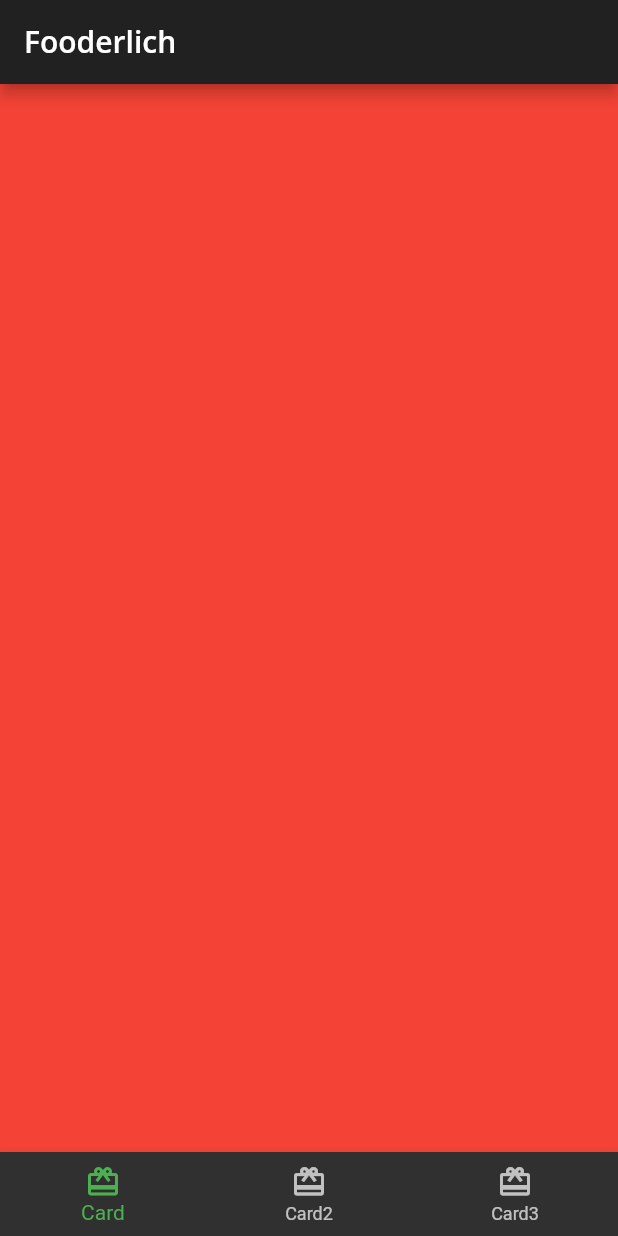
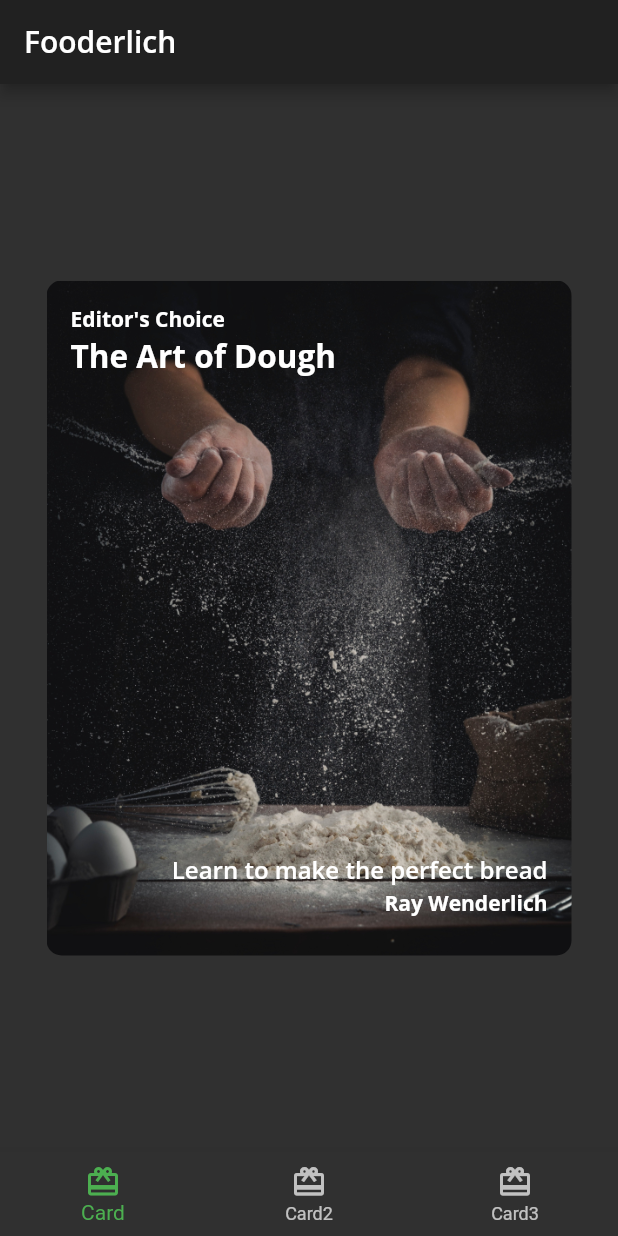
Before and after one commit to kodjofr/fooderlich-flutter-dev, a Flutter app: the screen it shows after launch, on a phone screen of 412 x 824 dp. Run offline on Flutter 3.47's test engine with Material 2 defaults, Android fonts, the phone set to English and light mode, and no system bars; our stand-ins replace google_fonts.

Commit message:
Add and Style Card 1

```diff
--- /dev/null
+++ b/lib/card1.dart
@@ -0,0 +1,77 @@
+import 'package:flutter/material.dart';
+import 'package:fooderlich/fooderlich_theme.dart';
+
+class Card1 extends StatelessWidget {
+  const Card1({Key? key}) : super(key: key);
+
+  final String category = 'Editor\'s Choice';
+  final String title = 'The Art of Dough';
+  final String description = 'Learn to make the perfect bread';
+  final String chef = 'Ray Wenderlich';
+
+
+  @override
+  Widget build(BuildContext context) {
+
+    return Center(
+      child: Container(
+        padding: const EdgeInsets.all(16),
+        //2
+        constraints: const BoxConstraints.expand(
+          width: 350,
+          height: 450,
+        ),
+        //3
+        decoration: const BoxDecoration(
+          //4
+          image: DecorationImage(
+            image: AssetImage('assets/mag1.png'),
+            fit: BoxFit.cover,
+        ),
+          borderRadius: BorderRadius.all(Radius.circular(10.0)),
+      ),
+
+
+        child: Stack(
+          children: [
+
+            Text(
+              category,
+              style: FooderlichTheme.darkTextTheme.bodyText1,
+            ),
+
+            Positioned(
+                top: 20,
+                child: Text(
+                  title,
+                  style: FooderlichTheme.darkTextTheme.headline2,
+                ),
+            ),
+
+            Positioned(
+                bottom: 30,
+                right: 0,
+                child: Text(
+                  description,
+                  style: FooderlichTheme.darkTextTheme.headline3,
+                ),
+            ),
+
+            Positioned(
+              bottom: 10,
+              right: 0,
+                child: Text(
+                  chef,
+                  style: FooderlichTheme.darkTextTheme.bodyText1,
+                ),
+            )
+
+
+
+          ],
+        ),
+      )
+    );
+    return const Placeholder();
+  }
+}
--- a/lib/home.dart
+++ b/lib/home.dart
@@ -1,5 +1,6 @@
 import 'package:flutter/material.dart';
 import 'fooderlich_theme.dart';
+import 'card1.dart';
 
 
 class Home extends StatefulWidget {
@@ -14,11 +15,11 @@ class _HomeState extends State<Home>{
 
   int _selectedIndex = 0;
   static List<Widget> pages = <Widget> [
-    // TODO : Replace with Card1
+    const Card1(),
     Container(color: Colors.red),
-    // TODO : Replace with Card1
+    // TODO : Replace with Card2
     Container(color: Colors.green),
-    // TODO : Replace with Card1
+    // TODO : Replace with Card3
     Container(color: Colors.blue)
 
   ];
--- a/pubspec.yaml
+++ b/pubspec.yaml
@@ -61,10 +61,8 @@ flutter:
   uses-material-design: true
 
   # To add assets to your application, add an assets section, like this:
-  # assets:
-  #   - images/a_dot_burr.jpeg
-  #   - images/a_dot_ham.jpeg
-
+  assets:
+    - assets/
   # An image asset can refer to one or more resolution-specific "variants", see
   # https://flutter.dev/assets-and-images/#resolution-aware
 
```
Also changed, not shown: assets/mag1.png (added), assets/mag2.png (added), assets/mag3.png (added), assets/mag4.png (added), assets/mag5.png (added).
